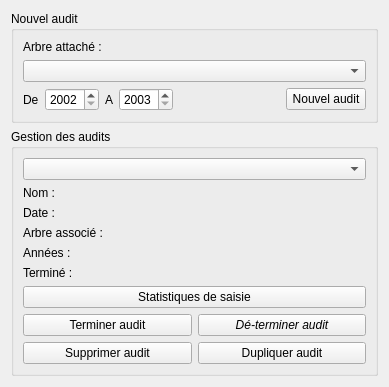
Old version of the form formmanageaudits.ui in the repository GiPiLab/ProtonClassicSuite.
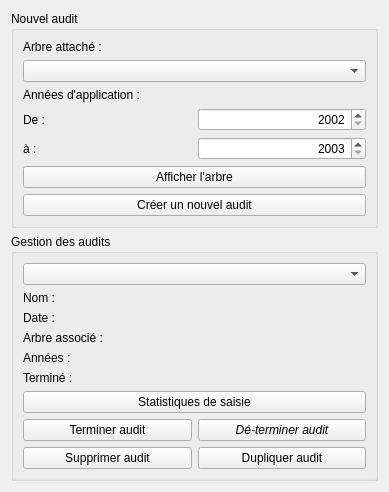
New version of the form.

```diff
--- a/formmanageaudits.ui
+++ b/formmanageaudits.ui
@@ -10,7 +10,7 @@
     <x>0</x>
     <y>0</y>
     <width>389</width>
-    <height>385</height>
+    <height>474</height>
    </rect>
   </property>
   <property name="windowTitle">
@@ -29,25 +29,11 @@
       <string>Nouvel audit</string>
      </property>
      <layout class="QGridLayout" name="gridLayout">
-      <item row="0" column="0" colspan="3">
-       <widget class="QLabel" name="label_4">
-        <property name="text">
-         <string>Arbre attaché :</string>
-        </property>
-       </widget>
-      </item>
-      <item row="1" column="0" colspan="6">
-       <widget class="QComboBox" name="comboListOfTrees"/>
-      </item>
-      <item row="2" column="0">
-       <widget class="QLabel" name="label">
-        <property name="text">
-         <string>De</string>
-        </property>
-       </widget>
-      </item>
-      <item row="2" column="1">
+      <item row="3" column="1">
        <widget class="QSpinBox" name="spinBoxFrom">
+        <property name="alignment">
+         <set>Qt::AlignRight|Qt::AlignTrailing|Qt::AlignVCenter</set>
+        </property>
         <property name="minimum">
          <number>2002</number>
         </property>
@@ -56,18 +42,69 @@
         </property>
        </widget>
       </item>
-      <item row="2" column="2">
+      <item row="3" column="0">
+       <widget class="QLabel" name="label">
+        <property name="text">
+         <string>De :</string>
+        </property>
+       </widget>
+      </item>
+      <item row="1" column="0" colspan="2">
+       <widget class="QComboBox" name="comboListOfTrees">
+        <property name="sizePolicy">
+         <sizepolicy hsizetype="Expanding" vsizetype="Fixed">
+          <horstretch>0</horstretch>
+          <verstretch>0</verstretch>
+         </sizepolicy>
+        </property>
+       </widget>
+      </item>
+      <item row="6" column="0" colspan="2">
+       <widget class="QPushButton" name="addAuditButton">
+        <property name="sizePolicy">
+         <sizepolicy hsizetype="Minimum" vsizetype="Fixed">
+          <horstretch>0</horstretch>
+          <verstretch>0</verstretch>
+         </sizepolicy>
+        </property>
+        <property name="text">
+         <string>Créer un nouvel audit</string>
+        </property>
+       </widget>
+      </item>
+      <item row="5" column="0" colspan="2">
+       <widget class="QPushButton" name="pushButtonDisplayTree">
+        <property name="text">
+         <string>Afficher l'arbre</string>
+        </property>
+       </widget>
+      </item>
+      <item row="2" column="0" colspan="2">
+       <widget class="QLabel" name="label_8">
+        <property name="text">
+         <string>Années d'application :</string>
+        </property>
+       </widget>
+      </item>
+      <item row="0" column="0">
+       <widget class="QLabel" name="label_4">
+        <property name="text">
+         <string>Arbre attaché :</string>
+        </property>
+       </widget>
+      </item>
+      <item row="4" column="0">
        <widget class="QLabel" name="label_2">
         <property name="text">
-         <string>A</string>
-        </property>
-        <property name="alignment">
-         <set>Qt::AlignRight|Qt::AlignTrailing|Qt::AlignVCenter</set>
+         <string>à :</string>
         </property>
        </widget>
       </item>
-      <item row="2" column="3">
+      <item row="4" column="1">
        <widget class="QSpinBox" name="spinBoxTo">
+        <property name="alignment">
+         <set>Qt::AlignRight|Qt::AlignTrailing|Qt::AlignVCenter</set>
+        </property>
         <property name="minimum">
          <number>2003</number>
         </property>
@@ -76,26 +113,6 @@
         </property>
        </widget>
       </item>
-      <item row="2" column="4">
-       <spacer name="horizontalSpacer">
-        <property name="orientation">
-         <enum>Qt::Horizontal</enum>
-        </property>
-        <property name="sizeHint" stdset="0">
-         <size>
-          <width>40</width>
-          <height>20</height>
-         </size>
-        </property>
-       </spacer>
-      </item>
-      <item row="2" column="5">
-       <widget class="QPushButton" name="addAuditButton">
-        <property name="text">
-         <string>Nouvel audit</string>
-        </property>
-       </widget>
-      </item>
      </layout>
     </widget>
    </item>
```
Left out of the diff: 37 changed lines with no effect on the pictures.
